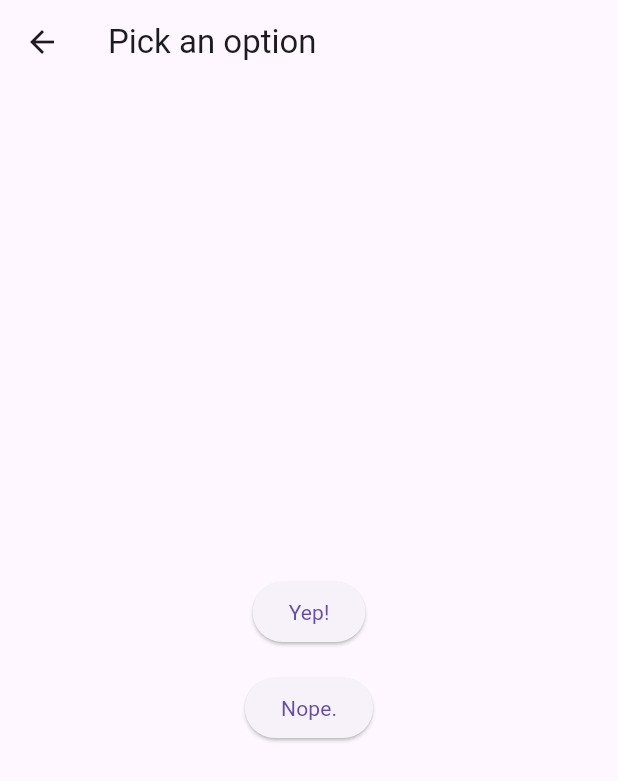
After one commit to leminhduc1202/learning_flutter_vsc, a Flutter app: the ReturnDataFromScreen screen opened by its route, after a tap on "Pick an option, any option!", on a phone screen of 412 x 824 dp. The commit adds this screen. Shown: the top 781 px of the screen. Run offline on Flutter 3.47's test engine with Material 3 defaults, Android fonts, the phone set to English and light mode, and no system bars; our stand-ins replace analog_clock, auto_size_text, carousel_slider, convex_bottom_bar, expansion_tile_card, flutter_slidable and 12 more; missing offline and left inert: dart:ffi.

Commit message:
Return data from screen in Flutter

```diff
--- /dev/null
+++ b/lib/navigation_routing_page/return_data_from_screen.dart
@@ -0,0 +1,93 @@
+import 'package:flutter/material.dart';
+
+class ReturnDataFromScreen extends StatelessWidget {
+  static const routeNameReturnData = "/returnData";
+
+  const ReturnDataFromScreen({super.key});
+
+  @override
+  Widget build(BuildContext context) {
+    return Scaffold(
+      appBar: AppBar(
+        title: const Text('Returning Data Demo'),
+      ),
+      body: const Center(
+        child: SelectionButton(),
+      ),
+    );
+  }
+}
+
+class SelectionButton extends StatefulWidget {
+  const SelectionButton({super.key});
+
+  @override
+  State<SelectionButton> createState() => _SelectionButtonState();
+}
+
+class _SelectionButtonState extends State<SelectionButton> {
+  @override
+  Widget build(BuildContext context) {
+    return ElevatedButton(
+      onPressed: () {
+        _navigateAndDisplaySelection(context);
+      },
+      child: const Text('Pick an option, any option!'),
+    );
+  }
+
+  Future<void> _navigateAndDisplaySelection(BuildContext context) async {
+    // Navigator.push returns a Future that completes after calling
+    // Navigator.pop on the Selection Screen.
+    final result = await Navigator.push(
+      context,
+      MaterialPageRoute(builder: (context) => const SelectionScreen()),
+    );
+    // When a BuildContext is used from a StatefulWidget, the mounted property
+    // must be checked after an asynchronous gap.
+    if (!context.mounted) return;
+    ScaffoldMessenger.of(context)
+      ..removeCurrentSnackBar()
+      ..showSnackBar(SnackBar(content: Text('$result')));
+  }
+}
+
+class SelectionScreen extends StatelessWidget {
+  const SelectionScreen({super.key});
+
+  @override
+  Widget build(BuildContext context) {
+    return Scaffold(
+      appBar: AppBar(
+        title: const Text('Pick an option'),
+      ),
+      body: Center(
+        child: Column(
+          mainAxisAlignment: MainAxisAlignment.center,
+          children: <Widget>[
+            Padding(
+              padding: const EdgeInsets.all(8),
+              child: ElevatedButton(
+                onPressed: () {
+                  // Close the screen and return "Yep!" as the result.
+                  Navigator.pop(context, 'Yep!');
+                },
+                child: const Text('Yep!'),
+              ),
+            ),
+            Padding(
+              padding: const EdgeInsets.all(8),
+              child: ElevatedButton(
+                onPressed: () {
+                  // Close the screen and return "Nope." as the result.
+                  Navigator.pop(context, 'Nope.');
+                },
+                child: const Text('Nope.'),
+              ),
+            )
+          ],
+        ),
+      ),
+    );
+  }
+}
```
Also changed, not shown: lib/navigation_routing_page/argument_in_name_routes.dart (+13 -1 lines).
